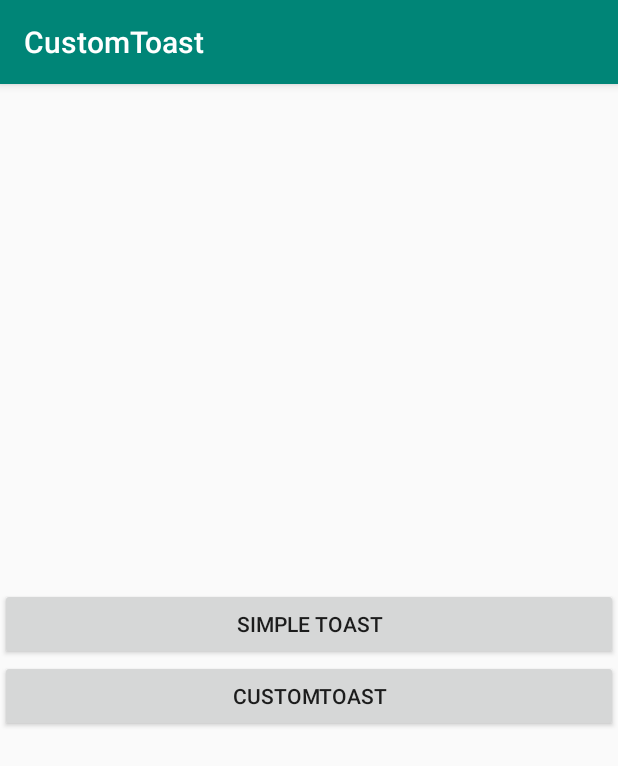
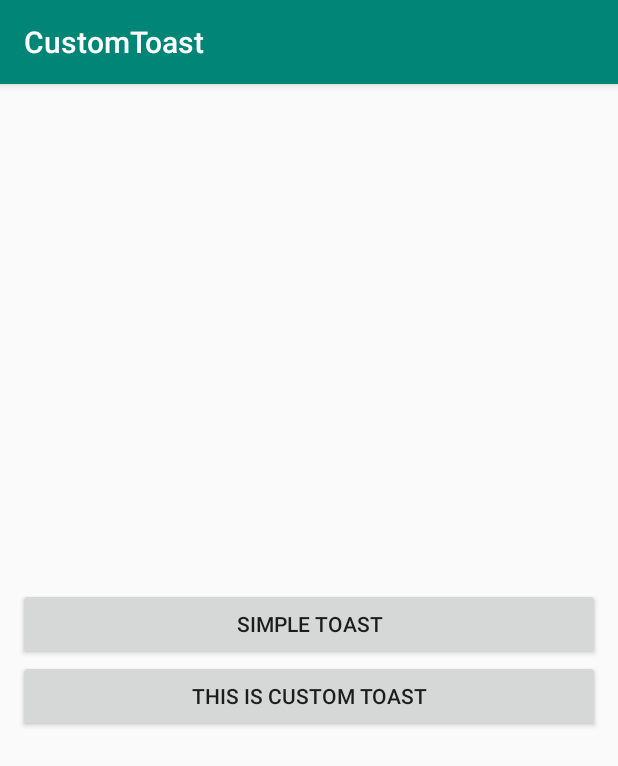
Before and after one commit to rksmalhotra0002/CustomToast, an Android app: the screen it shows after launch (MainActivity before the commit, CustomToast after it), after a tap on "SIMPLE TOAST", on a phone screen of 412 x 824 dp. Shown: the top 766 px of the screen. Run offline under Robolectric (Android 15) with nearby library versions, the phone set to English and light mode, and no system bars; our stand-ins replace ButterKnife.

Commit message:
Toast kotlin in android

```diff
--- a/app/src/main/AndroidManifest.xml
+++ b/app/src/main/AndroidManifest.xml
@@ -9,7 +9,8 @@
         android:roundIcon="@mipmap/ic_launcher_round"
         android:supportsRtl="true"
         android:theme="@style/AppTheme">
-        <activity android:name=".toast.MainActivity">
+        <activity android:name=".toastkotlin.CustomToast"/>
+        <activity android:name=".toastjava.MainActivity">
             <intent-filter>
                 <action android:name="android.intent.action.MAIN" />
 
--- a/app/src/main/java/com/customtoast/toast/MainActivity.java
+++ /dev/null
@@ -1,76 +0,0 @@
-package com.customtoast.toast;
-
-import androidx.appcompat.app.AppCompatActivity;
-
-import android.os.Bundle;
-import android.view.Gravity;
-import android.view.LayoutInflater;
-import android.view.View;
-import android.view.ViewGroup;
-import android.widget.Button;
-import android.widget.ImageView;
-import android.widget.TextView;
-import android.widget.Toast;
-
-import com.customtoast.R;
-
-public class MainActivity extends AppCompatActivity {
-
-private Button btn_customtoast,btn_simpletoast;
-
-    @Override
-    protected void onCreate(Bundle savedInstanceState) {
-        super.onCreate(savedInstanceState);
-        setContentView(R.layout.activity_toast);
-
-            getids();
-
-    }
-
-    private void getids()
-    {
-        btn_customtoast = findViewById(R.id.btn_customtoast);
-        btn_simpletoast=findViewById(R.id.btn_simpletoast);
-
-        setlistener();
-    }
-
-    private void setlistener()
-    {
-        btn_simpletoast.setOnClickListener(new View.OnClickListener() {
-            @Override
-            public void onClick(View v) {
-
-               Toast toast= Toast.makeText(MainActivity.this,"Simple Toast",Toast.LENGTH_LONG);
-               toast.setGravity(Gravity.CENTER,0,330);
-               toast.show();
-
-            }
-        });
-
-        btn_customtoast.setOnClickListener(new View.OnClickListener() {
-            @Override
-            public void onClick(View v) {
-
-                showToast();
-
-            }
-        });
-    }
-
-    private void showToast() {
-        LayoutInflater inflater=getLayoutInflater();
-        View view=inflater.inflate(R.layout.toast_layout,(ViewGroup)findViewById(R.id.toast_root));
-        ImageView iv_image=view.findViewById(R.id.iv_image);
-        TextView tv_desc=view.findViewById(R.id.tv_desc);
-        iv_image.setImageResource(R.drawable.ic_toastimage);
-        tv_desc.setText(R.string.this_is_custom_toast);
-        Toast toast=new Toast(MainActivity.this);
-        toast.setGravity(Gravity.CENTER,0,330);
-        toast.setDuration(Toast.LENGTH_LONG);
-        toast.setView(view);
-        toast.show();
-
-    }
-
-}
--- /dev/null
+++ b/app/src/main/java/com/customtoast/toastjava/MainActivity.java
@@ -0,0 +1,64 @@
+package com.customtoast.toastjava;
+
+import android.content.Intent;
+import android.os.Bundle;
+import android.view.Gravity;
+import android.view.LayoutInflater;
+import android.view.View;
+import android.view.ViewGroup;
+import android.widget.ImageView;
+import android.widget.TextView;
+import android.widget.Toast;
+
+import androidx.appcompat.app.AppCompatActivity;
+
+import com.customtoast.R;
+import com.customtoast.toastkotlin.CustomToast;
+
+import butterknife.ButterKnife;
+import butterknife.OnClick;
+
+public class MainActivity extends AppCompatActivity {
+
+
+    @Override
+    protected void onCreate(Bundle savedInstanceState) {
+        super.onCreate(savedInstanceState);
+        setContentView(R.layout.activity_toast);
+
+        ButterKnife.bind(this);
+    }
+
+
+    @OnClick({R.id.btn_toast, R.id.btn_customtoast})
+
+    public void onViewClick(View view) {
+        switch (view.getId()) {
+            case R.id.btn_toast:
+
+                Toast toasts = Toast.makeText(MainActivity.this,R.string.simple_toast, Toast.LENGTH_LONG);
+                toasts.setGravity(Gravity.CENTER, 890, 89);
+                toasts.setText(R.string.app_name);   //simple toast
+                toasts.show();
+                Intent intent=new Intent(MainActivity.this, CustomToast.class);
+                startActivity(intent);
+
+                break;
+
+            case R.id.btn_customtoast:
+
+                LayoutInflater inflater = getLayoutInflater();
+                View views = inflater.inflate(R.layout.toast_layout,findViewById(R.id.toast_root));
+                ImageView iv_image = views.findViewById(R.id.iv_image);
+                TextView tv_simpletext = views.findViewById(R.id.tv_simpletext);
+                iv_image.setImageResource(R.drawable.ic_toastimage);
+                tv_simpletext.setText(R.string.this_is_custom_toast);     //custom Toast
+                Toast toast = new Toast(MainActivity.this);
+                toast.setGravity(Gravity.CENTER, 200, 310);
+                toast.setDuration(Toast.LENGTH_LONG);
+                toast.setView(views);
+                toast.show();
+                break;
+        }
+    }
+}
--- /dev/null
+++ b/app/src/main/java/com/customtoast/toastkotlin/CustomToast.kt
@@ -0,0 +1,55 @@
+package com.customtoast.toastkotlin
+
+import androidx.appcompat.app.AppCompatActivity
+import android.os.Bundle
+import android.view.Gravity
+import android.view.View
+import android.widget.Button
+import android.widget.ImageView
+import android.widget.TextView
+import android.widget.Toast
+import com.customtoast.R
+import com.customtoast.toastjava.MainActivity
+import kotlinx.android.synthetic.main.activity_toast.view.*
+
+class CustomToast : AppCompatActivity() {
+private lateinit var  btn_simpletoast:Button
+private lateinit var   btn_customtoast_android:Button
+private lateinit var view: View
+
+    override fun onCreate(savedInstanceState: Bundle?) {
+        super.onCreate(savedInstanceState)
+        setContentView(R.layout.activity_custom_toast)
+
+        getids()
+
+    }
+    private fun getids()
+    {
+        btn_simpletoast=findViewById(R.id.btn_simpletoast)
+        btn_customtoast_android=findViewById(R.id.btn_customtoast_android)
+        setlistener()
+    }
+
+    private fun setlistener()
+    {
+        btn_simpletoast.setOnClickListener {
+
+            Toast.makeText(this,R.string.simple_toast,Toast.LENGTH_LONG).show()
+
+        }
+        btn_customtoast_android.setOnClickListener {
+            val inflater=layoutInflater
+            view=inflater.inflate(R.layout.toast_layout,findViewById(R.id.toast_root))
+             val  toast=Toast(this)
+            val text:TextView=view.findViewById(R.id.tv_simpletext)
+            val imageView:ImageView=view.findViewById(R.id.iv_image)
+            text.text=String.format("this is a custom toast")
+            imageView.setImageResource(R.drawable.ic_toastimage)
+            toast.view=view
+            toast.duration=Toast.LENGTH_LONG
+            toast.setGravity(Gravity.CENTER,0,330)
+            toast.show()
+        }
+    }
+}
--- /dev/null
+++ b/app/src/main/res/layout/activity_custom_toast.xml
@@ -0,0 +1,34 @@
+<?xml version="1.0" encoding="utf-8"?>
+<androidx.constraintlayout.widget.ConstraintLayout xmlns:android="http://schemas.android.com/apk/res/android"
+    xmlns:app="http://schemas.android.com/apk/res-auto"
+    xmlns:tools="http://schemas.android.com/tools"
+    android:layout_width="match_parent"
+    android:layout_height="match_parent"
+    android:layout_margin="@dimen/dimen12dp"
+    tools:context=".toastkotlin.CustomToast">
+
+ <Button
+     android:id="@+id/btn_simpletoast"
+     android:layout_width="match_parent"
+     android:layout_height="wrap_content"
+     android:text="@string/simple_toast"
+     app:layout_constraintTop_toTopOf="parent"
+     app:layout_constraintStart_toStartOf="parent"
+     app:layout_constraintVertical_chainStyle="packed"
+     app:layout_constraintEnd_toEndOf="parent"
+     app:layout_constraintBottom_toTopOf="@id/btn_customtoast_android"
+
+     />
+
+<Button
+    android:id="@+id/btn_customtoast_android"
+    android:layout_width="match_parent"
+    android:layout_height="wrap_content"
+    android:text="@string/this_is_custom_toast"
+    app:layout_constraintTop_toBottomOf="@id/btn_simpletoast"
+    app:layout_constraintStart_toStartOf="parent"
+    app:layout_constraintEnd_toEndOf="parent"
+    app:layout_constraintBottom_toBottomOf="parent"
+    />
+
+</androidx.constraintlayout.widget.ConstraintLayout>
--- /dev/null
+++ b/app/src/main/res/values/dimens.xml
@@ -0,0 +1,5 @@
+<?xml version="1.0" encoding="utf-8"?>
+<resources>
+    <dimen name="dimen12dp">12dp</dimen>
+    <dimen name="dimen10dp">10dp</dimen>
+</resources>
--- a/build.gradle
+++ b/build.gradle
@@ -1,6 +1,8 @@
 // Top-level build file where you can add configuration options common to all sub-projects/modules.
 
 buildscript {
+    ext.kotlin_version = '1.3.61'
+
     repositories {
         google()
         jcenter()
@@ -11,7 +13,7 @@ buildscript {
 
         // NOTE: Do not place your application dependencies here; they belong
         // in the individual module build.gradle files
-    }
+    classpath "org.jetbrains.kotlin:kotlin-gradle-plugin:$kotlin_version" }
 }
 
 allprojects {
```
Also changed, not shown: app/build.gradle (+9 -0 lines), app/src/main/res/layout/activity_toast.xml (+11 -10 lines), app/src/main/res/layout/toast_layout.xml (+12 -9 lines), app/src/main/res/values/styles.xml (line endings or trailing spaces).
